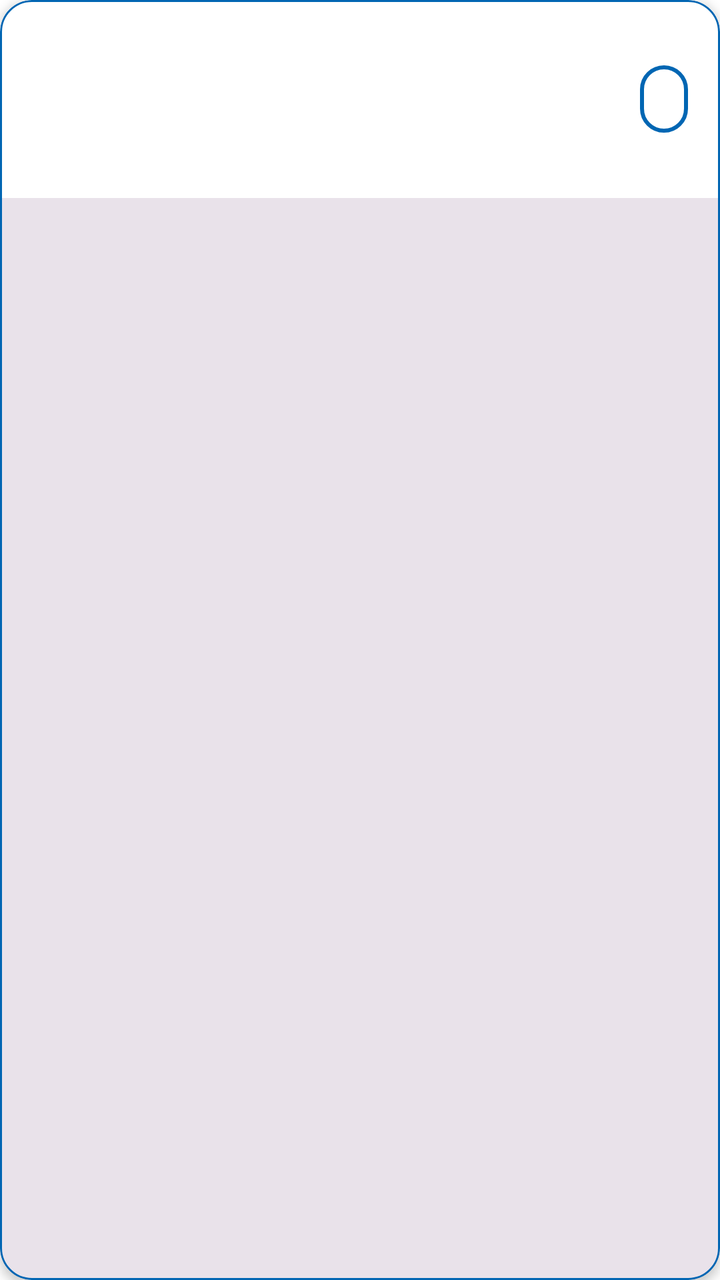
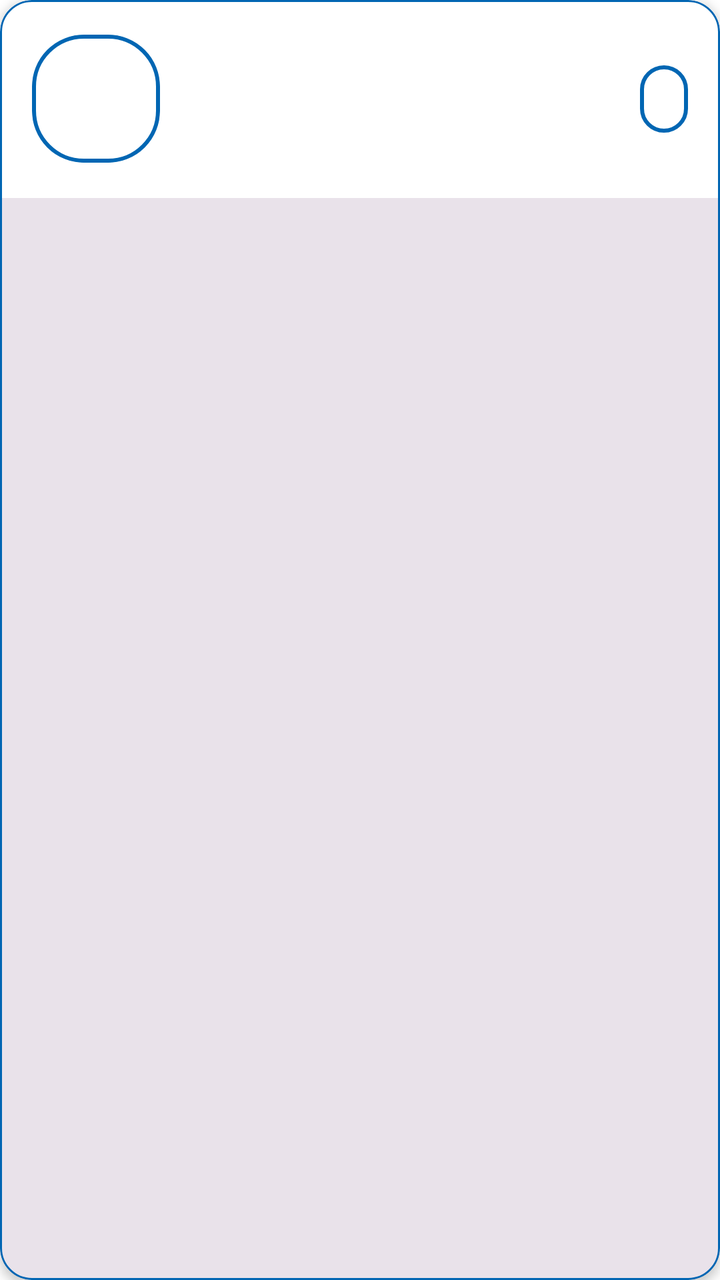

Screens rendered from an Android XML layout before and after an edit, with the pre-edit source and the edit as a unified diff.
<!-- AndroidManifest.xml: application theme Theme.VetUslugi -->
<!-- res/layout/item_survey_result.xml -->
<?xml version="1.0" encoding="utf-8"?>
<com.google.android.material.card.MaterialCardView xmlns:android="http://schemas.android.com/apk/res/android"
    xmlns:app="http://schemas.android.com/apk/res-auto"
    android:layout_width="match_parent"
    android:layout_height="wrap_content"
    android:layout_marginStart="16dp"
    android:layout_marginEnd="16dp"
    android:layout_marginBottom="10dp"
    app:cardCornerRadius="16dp"
    app:cardElevation="3dp"
    app:strokeColor="@color/blue"
    app:strokeWidth="1dp">

    <androidx.constraintlayout.widget.ConstraintLayout
        android:layout_width="match_parent"
        android:layout_height="wrap_content"
        android:padding="16dp">

        <TextView
            android:id="@+id/tvAnimalNickname"
            android:layout_width="0dp"
            android:layout_height="wrap_content"
            android:textColor="?android:attr/colorPrimary"
            android:textSize="18sp"
            android:textStyle="bold"
            app:layout_constraintEnd_toStartOf="@+id/tvCoefficient"
            app:layout_constraintStart_toStartOf="parent"
            app:layout_constraintTop_toTopOf="parent" />

        <TextView
            android:id="@+id/tvAnimalDetails"
            android:layout_width="0dp"
            android:layout_height="wrap_content"
            android:layout_marginTop="4dp"
            android:textColor="?android:attr/colorPrimary"
            android:textSize="14sp"
            app:layout_constraintEnd_toStartOf="@+id/tvCoefficient"
            app:layout_constraintStart_toStartOf="parent"
            app:layout_constraintTop_toBottomOf="@+id/tvAnimalNickname" />

        <TextView
            android:id="@+id/tvAnimalAge"
            android:layout_width="0dp"
            android:layout_height="wrap_content"
            android:layout_marginTop="2dp"
            android:textColor="@color/blue"
            android:textSize="13sp"
            app:layout_constraintEnd_toStartOf="@+id/tvCoefficient"
            app:layout_constraintStart_toStartOf="parent"
            app:layout_constraintTop_toBottomOf="@+id/tvAnimalDetails" />

        <TextView
            android:id="@+id/tvCoefficient"
            android:layout_width="wrap_content"
            android:layout_height="wrap_content"
            android:background="@drawable/rounded_corners"
            android:paddingStart="12dp"
            android:paddingEnd="12dp"
            android:paddingTop="6dp"
            android:paddingBottom="6dp"
            android:textColor="@color/blue"
            android:textSize="16sp"
            android:textStyle="bold"
            app:layout_constraintBottom_toBottomOf="parent"
            app:layout_constraintEnd_toEndOf="parent"
            app:layout_constraintTop_toTopOf="parent" />

    </androidx.constraintlayout.widget.ConstraintLayout>

</com.google.android.material.card.MaterialCardView>
<!-- resources referenced by this layout -->
<resources>
  <color name="blue">#0066B3</color>
  <!-- drawable rounded_corners (drawable) -->
  <?xml version="1.0" encoding="utf-8"?>
  <selector xmlns:android="http://schemas.android.com/apk/res/android">
  
      <item android:state_focused="true">
          <shape>
              <solid android:color="?android:attr/background" />
              <stroke android:width="2.5dp" android:color="@color/blue" />
              <corners android:radius="25dp" />
              <padding
                  android:bottom="10dp"
                  android:left="12dp"
                  android:right="12dp"
                  android:top="10dp" />
          </shape>
      </item>
  
      <item>
          <shape>
              <solid android:color="?android:attr/background" />
              <stroke android:width="2dp" android:color="@color/blue" />
              <corners android:radius="25dp" />
              <padding
                  android:bottom="10dp"
                  android:left="12dp"
                  android:right="12dp"
                  android:top="10dp" />
          </shape>
      </item>
  
  </selector>
  <style name="Theme.VetUslugi" parent="Base.Theme.VetUslugi" />
  <style name="Base.Theme.VetUslugi" parent="Theme.Material3.DayNight.NoActionBar">
  
          <item name="materialButtonStyle">@style/Button</item>
          <item name="android:textViewStyle">@style/TextView</item>
          <item name="editTextStyle">@style/EditText</item>
          <item name="checkboxStyle">@style/BlueCheckBoxStyle</item>
  
          <item name="android:background">@color/white</item>
          <item name="colorPrimary">@color/black</item>
      </style>
  <style name="Button" parent="Widget.Material3.Button">
          <item name="shapeAppearanceOverlay">@style/ShapeAppearance.VetUslugi.Button</item>
          <item name="backgroundTint">@android:color/white</item>
          <item name="strokeColor">@color/blue</item>
          <item name="strokeWidth">2dp</item>
          <item name="android:textColor">@color/blue</item>
          <item name="android:textSize">20sp</item>
      </style>
  <style name="TextView" parent="android:Widget.TextView">
          <item name="android:textSize">20sp</item>
          <item name="android:textColor">@color/black</item>
      </style>
  <style name="EditText" parent="android:Widget.EditText">
          <item name="android:textColorHint">@color/light_blue</item>
          <item name="android:textSize">20sp</item>
          <item name="android:textColor">@color/blue</item>
          <item name="android:background">@drawable/rounded_corners</item>
      </style>
  <style name="BlueCheckBoxStyle" parent="Widget.AppCompat.CompoundButton.CheckBox">
          <item name="android:buttonTint">@color/checkbox_blue_tint</item>
      </style>
  <color name="white">#FFFFFF</color>
  <color name="black">#000000</color>
  <style name="ShapeAppearance.VetUslugi.Button" parent="ShapeAppearance.MaterialComponents.SmallComponent">
          <item name="cornerFamily">rounded</item>
          <item name="cornerSize">8dp</item>
      </style>
  <color name="light_blue">#85ACFF</color>
</resources>

<!-- the commit's change to res/layout/item_survey_result.xml (unified diff, before → after) -->
@@ -11,48 +11,60 @@
     app:strokeColor="@color/blue"
     app:strokeWidth="1dp">
 
-    <androidx.constraintlayout.widget.ConstraintLayout
+    <LinearLayout
         android:layout_width="match_parent"
         android:layout_height="wrap_content"
+        android:orientation="horizontal"
         android:padding="16dp">
 
-        <TextView
-            android:id="@+id/tvAnimalNickname"
+        <ImageView
+            android:id="@+id/ivAnimalPhoto"
+            android:layout_width="64dp"
+            android:layout_height="64dp"
+            android:layout_marginEnd="14dp"
+            android:layout_gravity="center_vertical"
+            android:scaleType="centerCrop"
+            android:background="@drawable/rounded_corners"
+            android:clipToOutline="true" />
+
+        <LinearLayout
             android:layout_width="0dp"
             android:layout_height="wrap_content"
-            android:textColor="?android:attr/colorPrimary"
-            android:textSize="18sp"
-            android:textStyle="bold"
-            app:layout_constraintEnd_toStartOf="@+id/tvCoefficient"
-            app:layout_constraintStart_toStartOf="parent"
-            app:layout_constraintTop_toTopOf="parent" />
+            android:layout_weight="1"
+            android:layout_gravity="center_vertical"
+            android:orientation="vertical">
 
-        <TextView
-            android:id="@+id/tvAnimalDetails"
-            android:layout_width="0dp"
-            android:layout_height="wrap_content"
-            android:layout_marginTop="4dp"
-            android:textColor="?android:attr/colorPrimary"
-            android:textSize="14sp"
-            app:layout_constraintEnd_toStartOf="@+id/tvCoefficient"
-            app:layout_constraintStart_toStartOf="parent"
-            app:layout_constraintTop_toBottomOf="@+id/tvAnimalNickname" />
+            <TextView
+                android:id="@+id/tvAnimalNickname"
+                android:layout_width="match_parent"
+                android:layout_height="wrap_content"
+                android:textColor="?android:attr/colorPrimary"
+                android:textSize="18sp"
+                android:textStyle="bold" />
 
-        <TextView
-            android:id="@+id/tvAnimalAge"
-            android:layout_width="0dp"
-            android:layout_height="wrap_content"
-            android:layout_marginTop="2dp"
-            android:textColor="@color/blue"
-            android:textSize="13sp"
-            app:layout_constraintEnd_toStartOf="@+id/tvCoefficient"
-            app:layout_constraintStart_toStartOf="parent"
-            app:layout_constraintTop_toBottomOf="@+id/tvAnimalDetails" />
+            <TextView
+                android:id="@+id/tvAnimalDetails"
+                android:layout_width="match_parent"
+                android:layout_height="wrap_content"
+                android:layout_marginTop="4dp"
+                android:textColor="?android:attr/colorPrimary"
+                android:textSize="14sp" />
+
+            <TextView
+                android:id="@+id/tvAnimalAge"
+                android:layout_width="match_parent"
+                android:layout_height="wrap_content"
+                android:layout_marginTop="2dp"
+                android:textColor="@color/blue"
+                android:textSize="13sp" />
+
+        </LinearLayout>
 
         <TextView
             android:id="@+id/tvCoefficient"
             android:layout_width="wrap_content"
             android:layout_height="wrap_content"
+            android:layout_gravity="center_vertical"
             android:background="@drawable/rounded_corners"
             android:paddingStart="12dp"
             android:paddingEnd="12dp"
@@ -60,11 +72,8 @@
             android:paddingBottom="6dp"
             android:textColor="@color/blue"
             android:textSize="16sp"
-            android:textStyle="bold"
-            app:layout_constraintBottom_toBottomOf="parent"
-            app:layout_constraintEnd_toEndOf="parent"
-            app:layout_constraintTop_toTopOf="parent" />
+            android:textStyle="bold" />
 
-    </androidx.constraintlayout.widget.ConstraintLayout>
+    </LinearLayout>
 
 </com.google.android.material.card.MaterialCardView>
